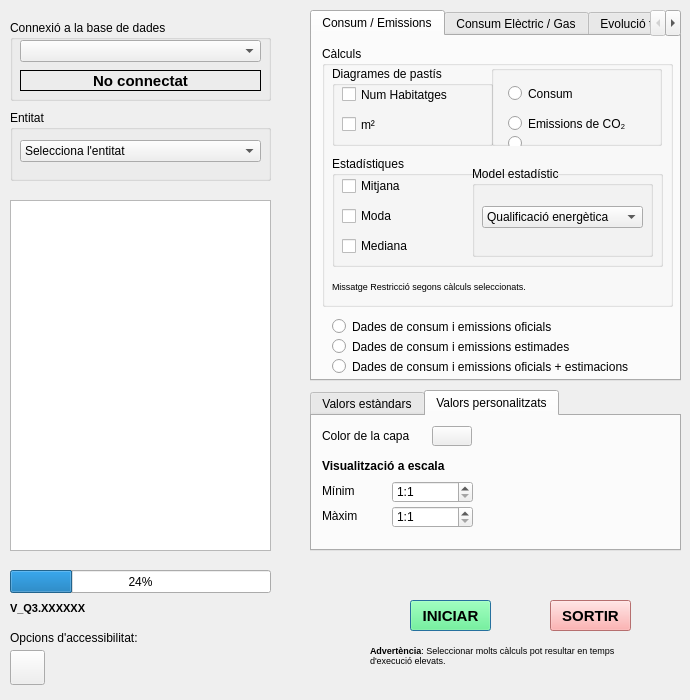
Above: eficiencia_energetica_dialog_base.ui from TecnocampusCCU/eficiencia_energetica before the change. Below: the same form after it.
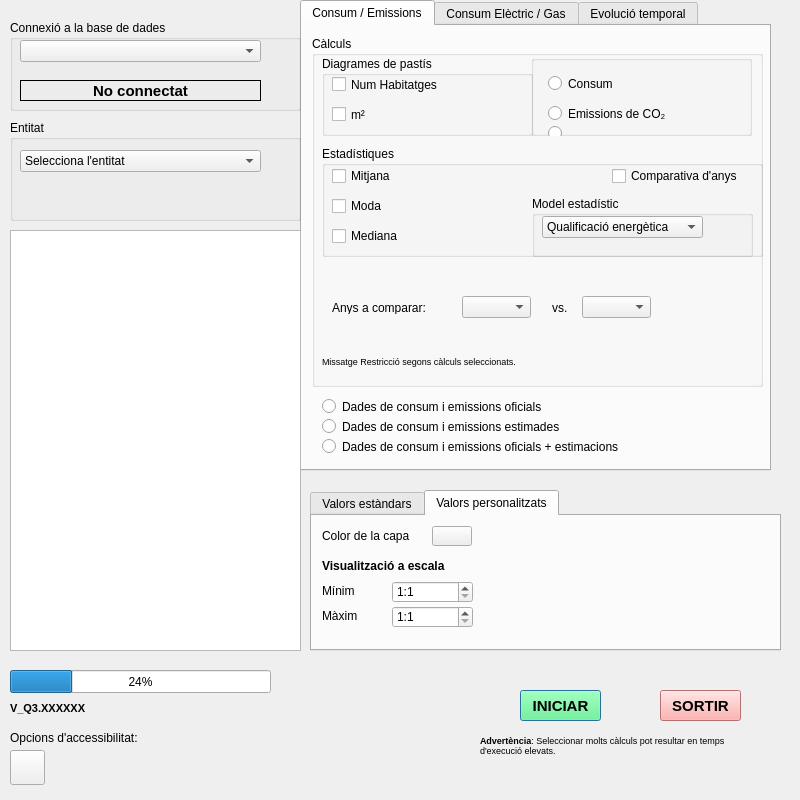
That is the form after the change. Icons and pictures are not drawn.

Patch:
```diff
--- a/eficiencia_energetica_dialog_base.ui
+++ b/eficiencia_energetica_dialog_base.ui
@@ -6,20 +6,20 @@
    <rect>
     <x>0</x>
     <y>0</y>
-    <width>690</width>
-    <height>700</height>
+    <width>800</width>
+    <height>800</height>
    </rect>
   </property>
   <property name="minimumSize">
    <size>
-    <width>690</width>
-    <height>700</height>
+    <width>800</width>
+    <height>800</height>
    </size>
   </property>
   <property name="maximumSize">
    <size>
-    <width>690</width>
-    <height>700</height>
+    <width>800</width>
+    <height>800</height>
    </size>
   </property>
   <property name="windowTitle">
@@ -40,8 +40,8 @@
     <rect>
      <x>10</x>
      <y>20</y>
-     <width>261</width>
-     <height>81</height>
+     <width>291</width>
+     <height>91</height>
     </rect>
    </property>
    <property name="title">
@@ -64,7 +64,7 @@
     <property name="geometry">
      <rect>
       <x>10</x>
-      <y>50</y>
+      <y>60</y>
       <width>241</width>
       <height>21</height>
      </rect>
@@ -103,9 +103,9 @@
    <property name="geometry">
     <rect>
      <x>10</x>
-     <y>110</y>
-     <width>261</width>
-     <height>71</height>
+     <y>120</y>
+     <width>291</width>
+     <height>101</height>
     </rect>
    </property>
    <property name="title">
@@ -163,8 +163,8 @@
   <widget class="QPushButton" name="pushInici">
    <property name="geometry">
     <rect>
-     <x>410</x>
-     <y>600</y>
+     <x>520</x>
+     <y>690</y>
      <width>81</width>
      <height>31</height>
     </rect>
@@ -628,8 +628,8 @@
   <widget class="QPushButton" name="pushSortir">
    <property name="geometry">
     <rect>
-     <x>550</x>
-     <y>600</y>
+     <x>660</x>
+     <y>690</y>
      <width>81</width>
      <height>31</height>
     </rect>
@@ -1094,17 +1094,17 @@
    <property name="geometry">
     <rect>
      <x>10</x>
-     <y>200</y>
-     <width>261</width>
-     <height>351</height>
+     <y>230</y>
+     <width>291</width>
+     <height>421</height>
     </rect>
    </property>
   </widget>
   <widget class="QLabel" name="labelAvis">
    <property name="geometry">
     <rect>
-     <x>370</x>
-     <y>640</y>
+     <x>480</x>
+     <y>730</y>
      <width>281</width>
      <height>31</height>
     </rect>
@@ -1123,7 +1123,7 @@
    <property name="geometry">
     <rect>
      <x>10</x>
-     <y>600</y>
+     <y>700</y>
      <width>91</width>
      <height>16</height>
     </rect>
@@ -1143,7 +1143,7 @@
    <property name="geometry">
     <rect>
      <x>10</x>
-     <y>570</y>
+     <y>670</y>
      <width>261</width>
      <height>23</height>
     </rect>
@@ -1156,8 +1156,8 @@
    <property name="geometry">
     <rect>
      <x>310</x>
-     <y>390</y>
-     <width>371</width>
+     <y>490</y>
+     <width>471</width>
      <height>161</height>
     </rect>
    </property>
@@ -1414,10 +1414,10 @@
   <widget class="QTabWidget" name="tabCalculs">
    <property name="geometry">
     <rect>
-     <x>310</x>
-     <y>10</y>
-     <width>371</width>
-     <height>371</height>
+     <x>300</x>
+     <y>0</y>
+     <width>471</width>
+     <height>471</height>
     </rect>
    </property>
    <property name="currentIndex">
@@ -1432,8 +1432,8 @@
       <rect>
        <x>10</x>
        <y>10</y>
-       <width>351</width>
-       <height>261</height>
+       <width>451</width>
+       <height>351</height>
       </rect>
      </property>
      <property name="title">
@@ -1443,7 +1443,7 @@
       <property name="geometry">
        <rect>
         <x>10</x>
-        <y>225</y>
+        <y>310</y>
         <width>301</width>
         <height>31</height>
        </rect>
@@ -1463,7 +1463,7 @@
        <rect>
         <x>10</x>
         <y>20</y>
-        <width>161</width>
+        <width>211</width>
         <height>80</height>
        </rect>
       </property>
@@ -1506,9 +1506,9 @@
      <widget class="QGroupBox" name="groupBox_2">
       <property name="geometry">
        <rect>
-        <x>169</x>
+        <x>219</x>
         <y>19</y>
-        <width>171</width>
+        <width>221</width>
         <height>81</height>
        </rect>
       </property>
@@ -1566,7 +1566,7 @@
        <rect>
         <x>10</x>
         <y>110</y>
-        <width>331</width>
+        <width>441</width>
         <height>111</height>
        </rect>
       </property>
@@ -1618,10 +1618,10 @@
       <widget class="QGroupBox" name="groupModels">
        <property name="geometry">
         <rect>
-         <x>140</x>
-         <y>10</y>
-         <width>181</width>
-         <height>91</height>
+         <x>210</x>
+         <y>50</y>
+         <width>221</width>
+         <height>61</height>
         </rect>
        </property>
        <property name="title">
@@ -1631,7 +1631,7 @@
         <property name="geometry">
          <rect>
           <x>10</x>
-          <y>40</y>
+          <y>20</y>
           <width>161</width>
           <height>22</height>
          </rect>
@@ -1648,13 +1648,72 @@
         </item>
        </widget>
       </widget>
+      <widget class="QCheckBox" name="checkComparativa_cert">
+       <property name="geometry">
+        <rect>
+         <x>290</x>
+         <y>20</y>
+         <width>131</width>
+         <height>20</height>
+        </rect>
+       </property>
+       <property name="text">
+        <string>Comparativa d'anys</string>
+       </property>
+      </widget>
+     </widget>
+     <widget class="QLabel" name="labelAnysVs_cert">
+      <property name="geometry">
+       <rect>
+        <x>240</x>
+        <y>265</y>
+        <width>47</width>
+        <height>13</height>
+       </rect>
+      </property>
+      <property name="text">
+       <string>vs.</string>
+      </property>
+     </widget>
+     <widget class="QComboBox" name="comboAny2_cert">
+      <property name="geometry">
+       <rect>
+        <x>270</x>
+        <y>260</y>
+        <width>69</width>
+        <height>22</height>
+       </rect>
+      </property>
+     </widget>
+     <widget class="QLabel" name="labelAnysComp_cert">
+      <property name="geometry">
+       <rect>
+        <x>20</x>
+        <y>265</y>
+        <width>101</width>
+        <height>13</height>
+       </rect>
+      </property>
+      <property name="text">
+       <string>Anys a comparar:</string>
+      </property>
+     </widget>
+     <widget class="QComboBox" name="comboAny1_cert">
+      <property name="geometry">
+       <rect>
+        <x>150</x>
+        <y>260</y>
+        <width>69</width>
+        <height>22</height>
+       </rect>
+      </property>
      </widget>
     </widget>
     <widget class="QRadioButton" name="dadesOficialsButton">
      <property name="geometry">
       <rect>
        <x>20</x>
-       <y>280</y>
+       <y>370</y>
        <width>331</width>
        <height>21</height>
       </rect>
@@ -1667,7 +1726,7 @@
      <property name="geometry">
       <rect>
        <x>20</x>
-       <y>300</y>
+       <y>390</y>
        <width>331</width>
        <height>21</height>
       </rect>
@@ -1680,7 +1739,7 @@
      <property name="geometry">
       <rect>
        <x>20</x>
-       <y>320</y>
+       <y>410</y>
        <width>331</width>
        <height>21</height>
       </rect>
@@ -2365,7 +2424,7 @@
    <property name="geometry">
     <rect>
      <x>10</x>
-     <y>650</y>
+     <y>750</y>
      <width>35</width>
      <height>35</height>
     </rect>
@@ -2388,7 +2447,7 @@
    <property name="geometry">
     <rect>
      <x>10</x>
-     <y>630</y>
+     <y>730</y>
      <width>161</width>
      <height>16</height>
     </rect>
```
Left out of the diff: 36 changed lines with no effect on the pictures.
